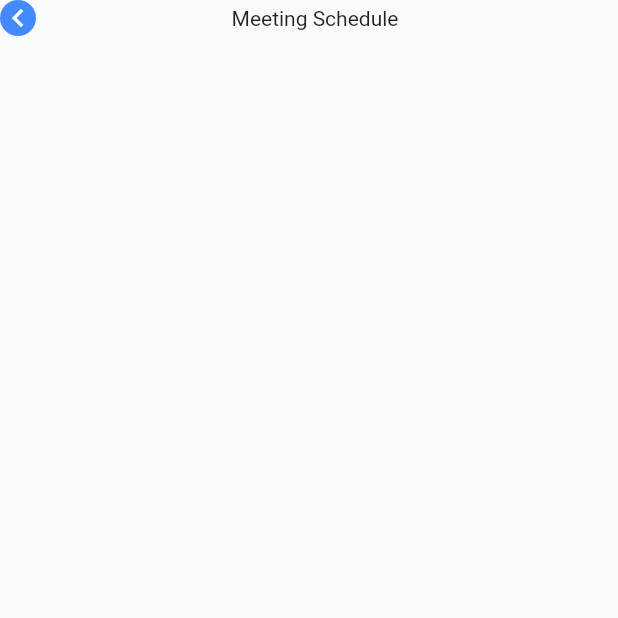
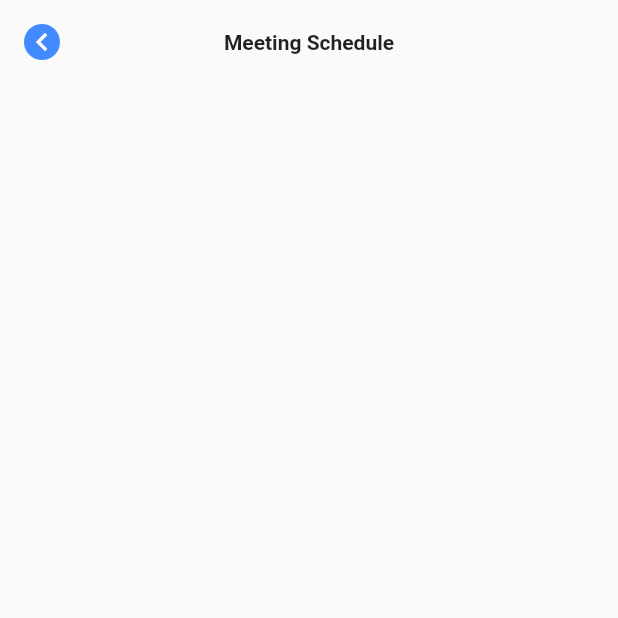
Before and after one commit to JAICHANGPARK/flutter_notebook_19th_story, a Flutter app: the screen it shows after launch, on a phone screen of 412 x 824 dp, the top half of it. Run offline on Flutter 3.47's test engine with Material 2 defaults, Android fonts, the phone set to English and light mode, and no system bars; our stand-ins replace bubble_tab_indicator, cached_network_image, countup, fl_chart, flutter_riverpod, freezed_annotation and 2 more.

Commit message:
Update office_main_page.dart

```diff
--- a/lib/ep1139_office_meeting_app/src/ui/office_main_page.dart
+++ b/lib/ep1139_office_meeting_app/src/ui/office_main_page.dart
@@ -12,36 +12,43 @@ class _OfficeMainPageState extends State<OfficeMainPage> {
   Widget build(BuildContext context) {
     return Scaffold(
       body: SafeArea(
+        child: Padding(
+          padding: const EdgeInsets.symmetric(horizontal: 16, vertical: 16),
           child: Column(
             children: [
               Padding(
-              padding: const EdgeInsets.only(right: 16),
+                padding: const EdgeInsets.only(right: 24),
                 child: Row(
                   children: [
                     Container(
                       height: 24,
                       width: 24,
-                    decoration: BoxDecoration(
+                      decoration: const BoxDecoration(
                         shape: BoxShape.circle,
                         color: Colors.blueAccent,
                       ),
-                    child: Icon(
+                      child: const Icon(
                         Icons.keyboard_arrow_left,
                         color: Colors.white,
                       ),
                     ),
-                  Expanded(
+                    const Expanded(
                       child: Center(
                         child: Text(
                           "Meeting Schedule",
+                          style: TextStyle(
+                            fontWeight: FontWeight.bold,
                           ),
-                  ))
+                        ),
+                      ),
+                    )
                   ],
                 ),
               )
             ],
           ),
         ),
+      ),
     );
   }
 }
```
Lines whose indentation alone changed are shown as unchanged.
